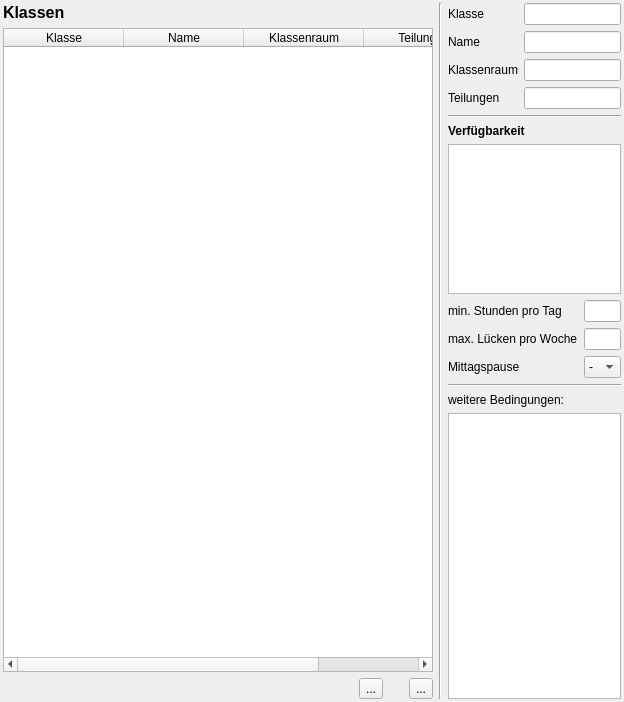
The window that wz-data/ui/class_editor.ui (gradgrind/WZ3) describes before a commit, drawn with Qt 5.
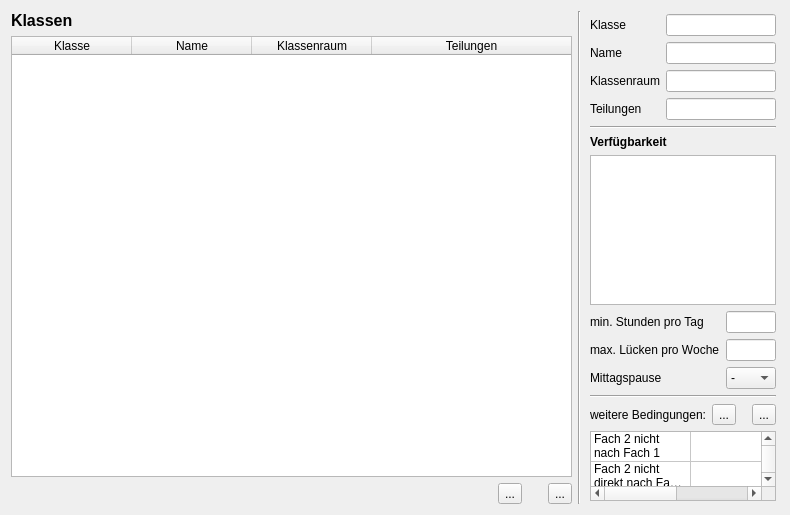
The same window after the commit. Icons and pictures are not drawn. Custom widgets are drawn as their Qt base class.

Commit message: Working on class editor, extra constraints

```diff
--- a/wz-data/ui/class_editor.ui
+++ b/wz-data/ui/class_editor.ui
@@ -6,8 +6,8 @@
    <rect>
     <x>0</x>
     <y>0</y>
-    <width>624</width>
-    <height>702</height>
+    <width>790</width>
+    <height>432</height>
    </rect>
   </property>
   <property name="sizePolicy">
@@ -29,18 +29,6 @@
    <string>Daten der Klassen</string>
   </property>
   <layout class="QHBoxLayout" name="horizontalLayout" stretch="5,0,1">
-   <property name="leftMargin">
-    <number>3</number>
-   </property>
-   <property name="topMargin">
-    <number>3</number>
-   </property>
-   <property name="rightMargin">
-    <number>3</number>
-   </property>
-   <property name="bottomMargin">
-    <number>3</number>
-   </property>
    <item>
     <layout class="QVBoxLayout" name="verticalLayout">
      <item>
@@ -182,18 +170,18 @@
    </item>
    <item>
     <widget class="QWidget" name="frame_r" native="true">
-     <layout class="QVBoxLayout" name="verticalLayout_2" stretch="0,0,0,1,0,0,0,4">
+     <layout class="QVBoxLayout" name="verticalLayout_2">
       <property name="leftMargin">
-       <number>0</number>
+       <number>3</number>
       </property>
       <property name="topMargin">
-       <number>0</number>
+       <number>3</number>
       </property>
       <property name="rightMargin">
-       <number>0</number>
+       <number>3</number>
       </property>
       <property name="bottomMargin">
-       <number>0</number>
+       <number>3</number>
       </property>
       <item>
        <layout class="QFormLayout" name="formLayout">
@@ -397,20 +385,145 @@
        </widget>
       </item>
       <item>
-       <widget class="QLabel" name="label_3">
-        <property name="text">
-         <string>weitere Bedingungen:</string>
-        </property>
-       </widget>
+       <layout class="QHBoxLayout" name="horizontalLayout_3">
+        <item>
+         <widget class="QLabel" name="label_3">
+          <property name="text">
+           <string>weitere Bedingungen:</string>
+          </property>
+         </widget>
+        </item>
+        <item>
+         <spacer name="horizontalSpacer_2">
+          <property name="orientation">
+           <enum>Qt::Horizontal</enum>
+          </property>
+          <property name="sizeHint" stdset="0">
+           <size>
+            <width>20</width>
+            <height>20</height>
+           </size>
+          </property>
+         </spacer>
+        </item>
+        <item>
+         <widget class="QToolButton" name="pb_remove_constraint">
+          <property name="toolTip">
+           <string>&lt;html&gt;&lt;head/&gt;&lt;body&gt;&lt;p&gt;aktuelle Lehrperson aus der Datenbank entfernen&lt;/p&gt;&lt;/body&gt;&lt;/html&gt;</string>
+          </property>
+          <property name="text">
+           <string>...</string>
+          </property>
+          <property name="icon">
+           <iconset>
+            <normaloff>../icons/icon_remove.svg</normaloff>../icons/icon_remove.svg</iconset>
+          </property>
+          <property name="iconSize">
+           <size>
+            <width>20</width>
+            <height>20</height>
+           </size>
+          </property>
+         </widget>
+        </item>
+        <item>
+         <spacer name="horizontalSpacer_4">
+          <property name="orientation">
+           <enum>Qt::Horizontal</enum>
+          </property>
+          <property name="sizeType">
+           <enum>QSizePolicy::Fixed</enum>
+          </property>
+          <property name="sizeHint" stdset="0">
+           <size>
+            <width>10</width>
+            <height>20</height>
+           </size>
+          </property>
+         </spacer>
+        </item>
+        <item>
+         <widget class="QToolButton" name="pb_new_constraint">
+          <property name="toolTip">
+           <string>&lt;html&gt;&lt;head/&gt;&lt;body&gt;&lt;p&gt;neue Lehrperson&lt;/p&gt;&lt;/body&gt;&lt;/html&gt;</string>
+          </property>
+          <property name="text">
+           <string>...</string>
+          </property>
+          <property name="icon">
+           <iconset>
+            <normaloff>../icons/icon_new.svg</normaloff>../icons/icon_new.svg</iconset>
+          </property>
+          <property name="iconSize">
+           <size>
+            <width>20</width>
+            <height>20</height>
+           </size>
+          </property>
+         </widget>
+        </item>
+       </layout>
       </item>
       <item>
-       <widget class="SmallList" name="constraints">
+       <widget class="QTableWidget" name="constraints">
         <property name="editTriggers">
          <set>QAbstractItemView::NoEditTriggers</set>
         </property>
-        <property name="alternatingRowColors">
+        <property name="selectionMode">
+         <enum>QAbstractItemView::SingleSelection</enum>
+        </property>
+        <property name="selectionBehavior">
+         <enum>QAbstractItemView::SelectRows</enum>
+        </property>
+        <attribute name="horizontalHeaderVisible">
+         <bool>false</bool>
+        </attribute>
+        <attribute name="horizontalHeaderStretchLastSection">
          <bool>true</bool>
-        </property>
+        </attribute>
+        <attribute name="verticalHeaderVisible">
+         <bool>false</bool>
+        </attribute>
+        <row>
+         <property name="text">
+          <string>New Row</string>
+         </property>
+        </row>
+        <row>
+         <property name="text">
+          <string>New Row</string>
+         </property>
+        </row>
+        <row>
+         <property name="text">
+          <string>New Row</string>
+         </property>
+        </row>
+        <column>
+         <property name="text">
+          <string>constraint</string>
+         </property>
+        </column>
+        <column>
+         <property name="text">
+          <string>value</string>
+         </property>
+        </column>
+        <item row="0" column="0">
+         <property name="text">
+          <string>Fach 2 nicht nach Fach 1</string>
+         </property>
+        </item>
+        <item row="1" column="0">
+         <property name="text">
+          <string>Fach 2 nicht direkt nach Fach 1</string>
+         </property>
+        </item>
+        <item row="2" column="0">
+         <property name="text">
+          <string>Fach 2 nicht direkt nach Fach 1</string>
+         </property>
+        </item>
        </widget>
       </item>
      </layout>
@@ -424,11 +537,6 @@
    <extends>QTableWidget</extends>
    <header>ui.edi_table</header>
   </customwidget>
-  <customwidget>
-   <class>SmallList</class>
-   <extends>QListWidget</extends>
-   <header>ui.ui_base</header>
-  </customwidget>
  </customwidgets>
  <tabstops>
   <tabstop>class_table</tabstop>
```
The commit also changes 3 other files.
